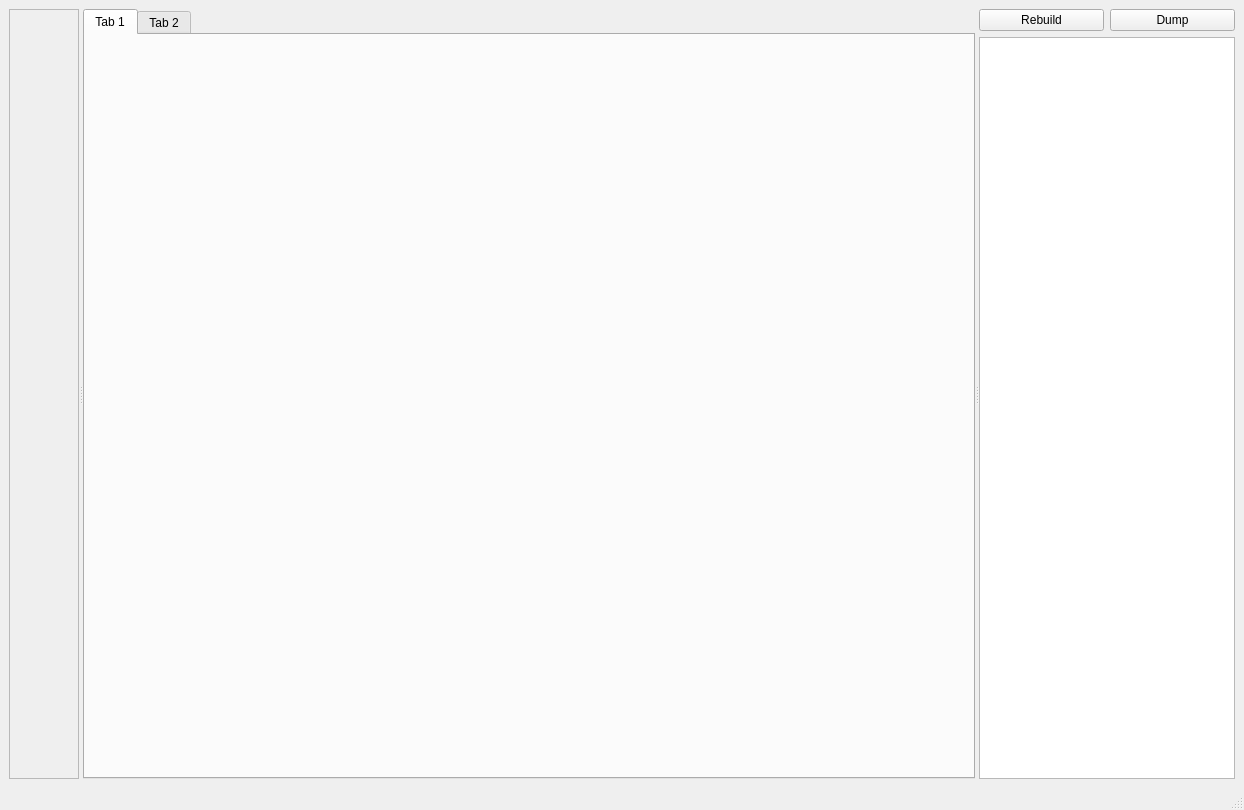
Qt form graph/assets/main.ui (AU-ExoMars/PCOT) before a commit.
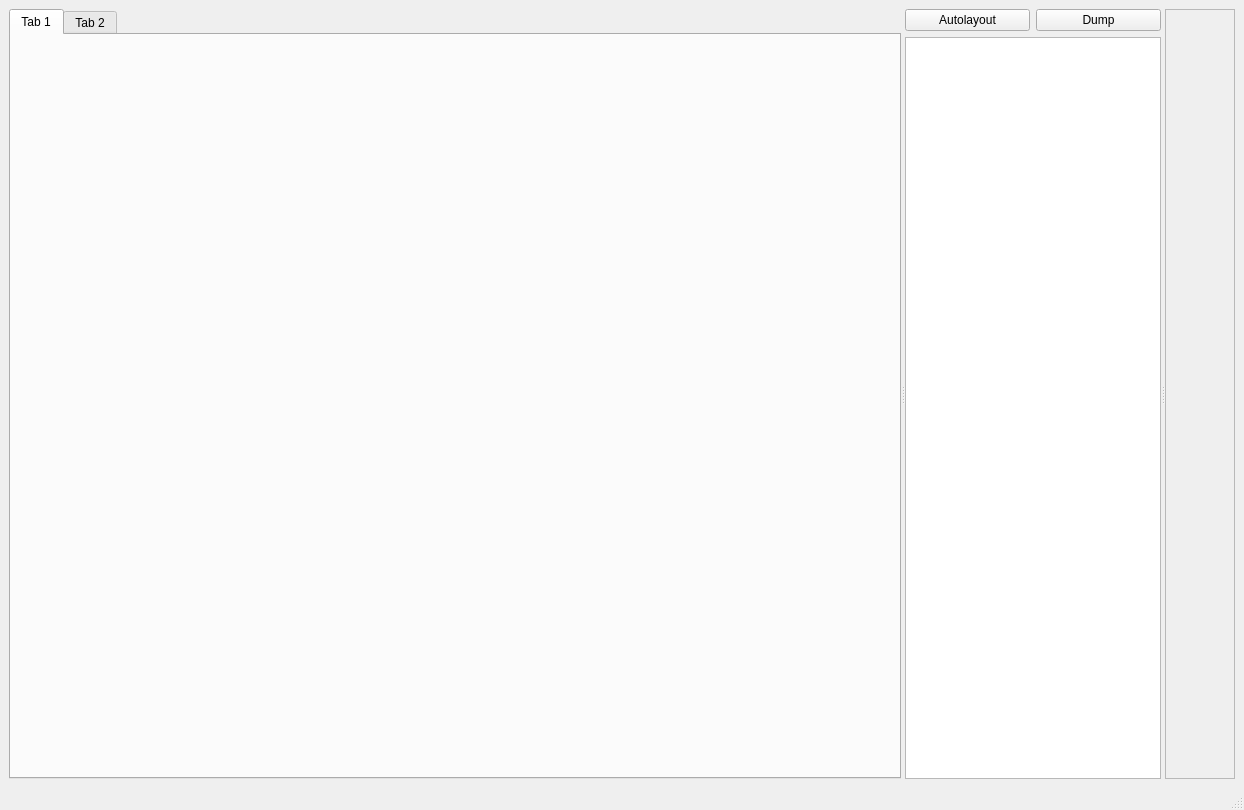
The same form after that commit. Custom widgets are drawn as their Qt base class.

Commit message: node name disambiguation, layout changes

What changed in the file:
```diff
--- a/graph/assets/main.ui
+++ b/graph/assets/main.ui
@@ -29,27 +29,6 @@
       <property name="orientation">
        <enum>Qt::Horizontal</enum>
       </property>
-      <widget class="QScrollArea" name="palette">
-       <property name="sizePolicy">
-        <sizepolicy hsizetype="Preferred" vsizetype="Expanding">
-         <horstretch>0</horstretch>
-         <verstretch>0</verstretch>
-        </sizepolicy>
-       </property>
-       <property name="widgetResizable">
-        <bool>true</bool>
-       </property>
-       <widget class="QWidget" name="paletteContents">
-        <property name="geometry">
-         <rect>
-          <x>0</x>
-          <y>0</y>
-          <width>68</width>
-          <height>748</height>
-         </rect>
-        </property>
-       </widget>
-      </widget>
       <widget class="QTabWidget" name="tabWidget">
        <property name="sizePolicy">
         <sizepolicy hsizetype="Expanding" vsizetype="Expanding">
@@ -68,7 +47,7 @@
         </attribute>
        </widget>
       </widget>
-      <widget class="QWidget" name="">
+      <widget class="QWidget" name="layoutWidget">
        <layout class="QVBoxLayout" name="verticalLayout" stretch="0,0">
         <item>
          <layout class="QHBoxLayout" name="horizontalLayout" stretch="0,0">
@@ -81,7 +60,7 @@
              </sizepolicy>
             </property>
             <property name="text">
-             <string>Rebuild</string>
+             <string>Autolayout</string>
             </property>
            </widget>
           </item>
@@ -124,6 +103,27 @@
         </item>
        </layout>
       </widget>
+      <widget class="QScrollArea" name="palette">
+       <property name="sizePolicy">
+        <sizepolicy hsizetype="Preferred" vsizetype="Expanding">
+         <horstretch>0</horstretch>
+         <verstretch>0</verstretch>
+        </sizepolicy>
+       </property>
+       <property name="widgetResizable">
+        <bool>true</bool>
+       </property>
+       <widget class="QWidget" name="paletteContents">
+        <property name="geometry">
+         <rect>
+          <x>0</x>
+          <y>0</y>
+          <width>68</width>
+          <height>748</height>
+         </rect>
+        </property>
+       </widget>
+      </widget>
      </widget>
     </item>
    </layout>
```
Left out of the diff: 2 changed lines with no effect on the pictures. The commit also changes 3 other files.
